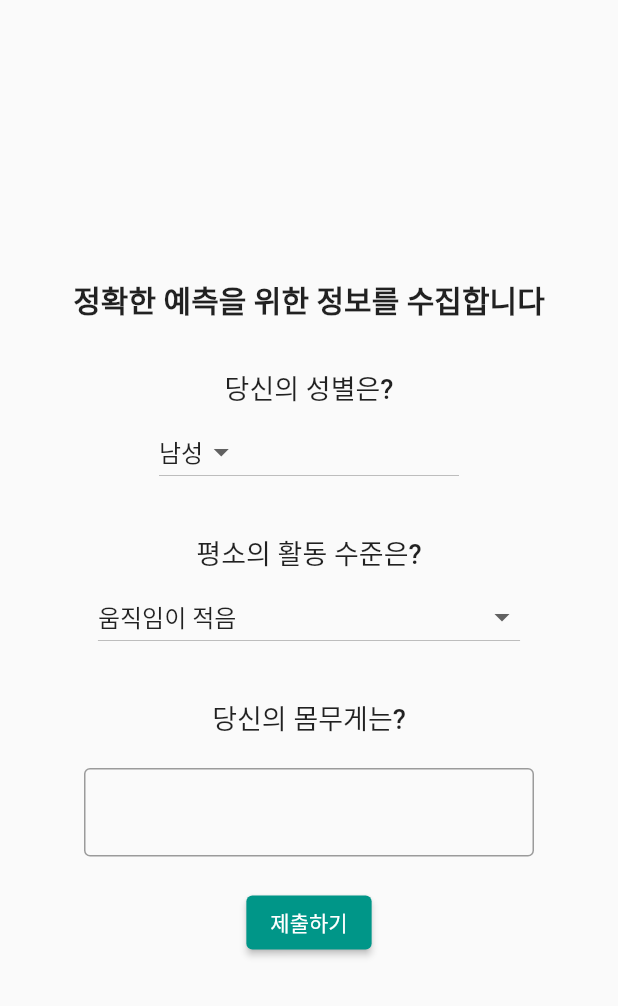
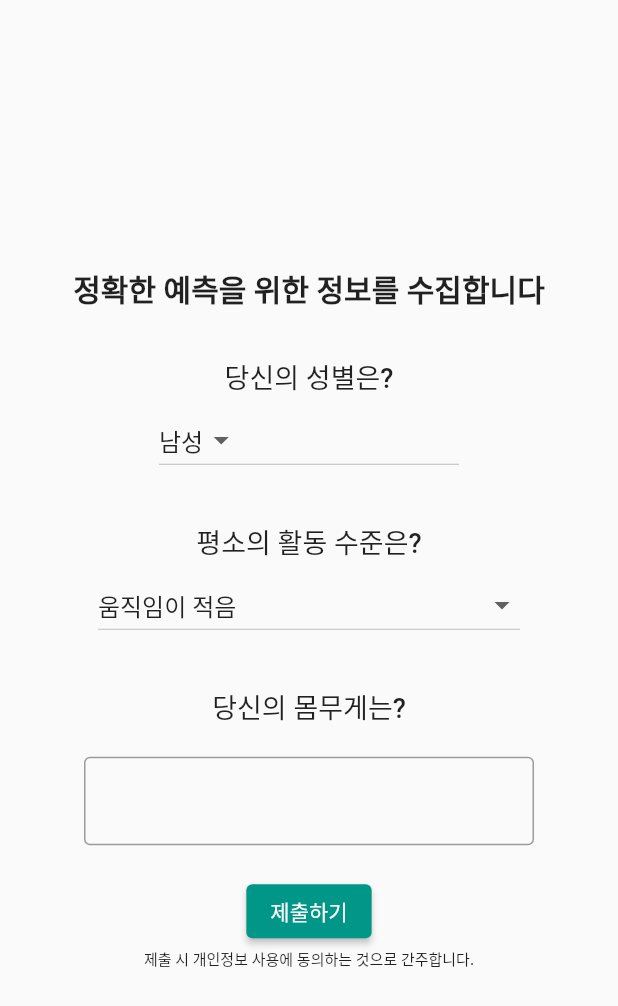
Before and after one commit to bakdogyun/waterminder, a Flutter app: the screen it shows once a user with an empty profile is signed in, on a phone screen of 412 x 824 dp. Shown: the top 1006 px of the screen. Run offline on Flutter 3.47's test engine with Material 2 defaults, Android fonts, the phone set to English and light mode, and no system bars; our stand-ins replace cloud_firestore, firebase_auth, firebase_core, fl_chart, flutter_local_notifications, google_sign_in and 1 more; missing offline and left inert: dart:ffi; accounts and stored records are empty.

Commit message:
개인정보 동의 추가

```diff
--- a/lib/screen/setUser.dart
+++ b/lib/screen/setUser.dart
@@ -115,7 +115,9 @@ class _SetUserState extends State<SetUser> {
                       .setUserState(gender, activity, weight);
                 });
               },
-              child: Text('제출하기'))
+              child: Text('제출하기')),
+          Text('제출 시 개인정보 사용에 동의하는 것으로 간주합니다.',
+              style: TextStyle(fontWeight: FontWeight.w500, fontSize: 10))
         ],
       ),
     );
```
